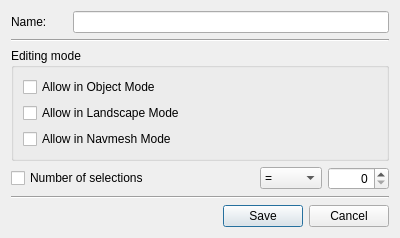
This is native/src/DovahKit/ui/options_window/worldinput_condition_editor.ui in DavidJCobb/DovahKit as Qt 5 draws it before an edit. The edited form follows.
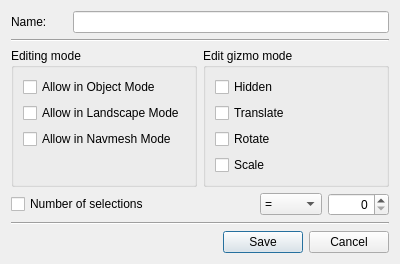
This is the edited form.

Commit message:
Worldinput: new condition for current gizmo mode
Worldinput: added a new condition for control schemes: the current edit gizmo mode.

Updated the Debug WASD control scheme: Numpad 7, 8, and 9 will apply a positive transform on the X, Y, and Z axes; Numpad 4, 5, and 6 apply a negative transform. The type of the transform matches the current edit gizmo mode (i.e. if the translate gizmo is showing, these binds translate the selection). Note that rotation and scale are not yet implemented, as tools for those tasks are also not yet implemented.

The edit to the form file:
```diff
--- a/native/src/DovahKit/ui/options_window/worldinput_condition_editor.ui
+++ b/native/src/DovahKit/ui/options_window/worldinput_condition_editor.ui
@@ -7,7 +7,7 @@
     <x>0</x>
     <y>0</y>
     <width>400</width>
-    <height>225</height>
+    <height>250</height>
    </rect>
   </property>
   <property name="windowTitle">
@@ -55,6 +55,8 @@
     </widget>
    </item>
    <item>
+    <layout class="QHBoxLayout" name="horizontalLayout_3">
+     <item>
     <widget class="QGroupBox" name="editModeGroupbox">
      <property name="title">
       <string>Editing mode</string>
@@ -81,8 +83,60 @@
         </property>
        </widget>
       </item>
-     </layout>
-    </widget>
+        <item>
+         <spacer name="verticalSpacer_2">
+          <property name="orientation">
+           <enum>Qt::Vertical</enum>
+          </property>
+          <property name="sizeHint" stdset="0">
+           <size>
+            <width>8</width>
+            <height>0</height>
+           </size>
+          </property>
+         </spacer>
+        </item>
+       </layout>
+      </widget>
+     </item>
+     <item>
+      <widget class="QGroupBox" name="gizmoModeGroupbox">
+       <property name="title">
+        <string>Edit gizmo mode</string>
+       </property>
+       <layout class="QVBoxLayout" name="verticalLayout_3">
+        <item>
+         <widget class="QCheckBox" name="gizmoModeNone">
+          <property name="text">
+           <string>Hidden</string>
+          </property>
+         </widget>
+        </item>
+        <item>
+         <widget class="QCheckBox" name="gizmoModeTranslate">
+          <property name="text">
+           <string>Translate</string>
+          </property>
+         </widget>
+        </item>
+        <item>
+         <widget class="QCheckBox" name="gizmoModeRotate">
+          <property name="text">
+           <string>Rotate</string>
+          </property>
+         </widget>
+        </item>
+        <item>
+         <widget class="QCheckBox" name="gizmoModeScale">
+          <property name="text">
+           <string>Scale</string>
+          </property>
+         </widget>
+        </item>
+       </layout>
+      </widget>
+     </item>
+    </layout>
    </item>
    <item>
     <layout class="QHBoxLayout" name="numSelectionsLayout">
```
Left out of the diff: 4 changed lines with no effect on the pictures. Lines whose indentation alone changed are shown as unchanged. The commit also changes 8 other files.
